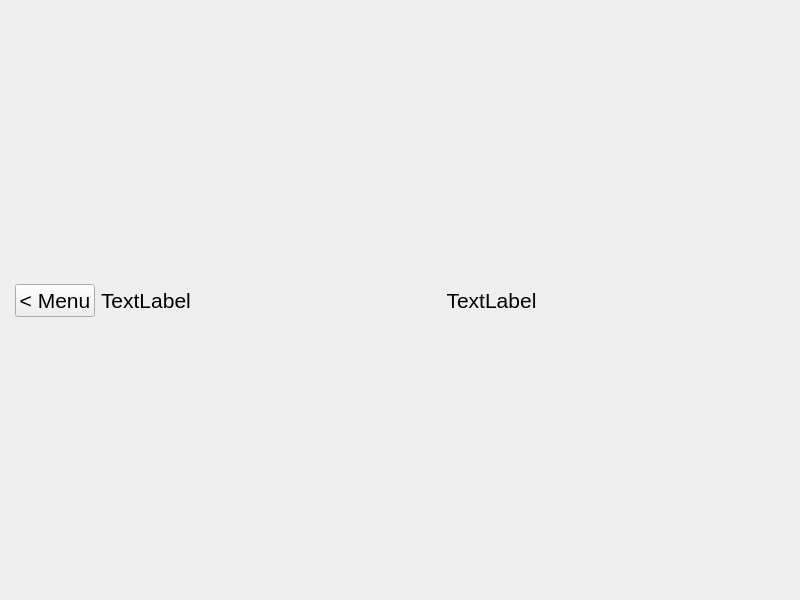
Forbinn/Gomoku, file game.ui: the form before one commit.
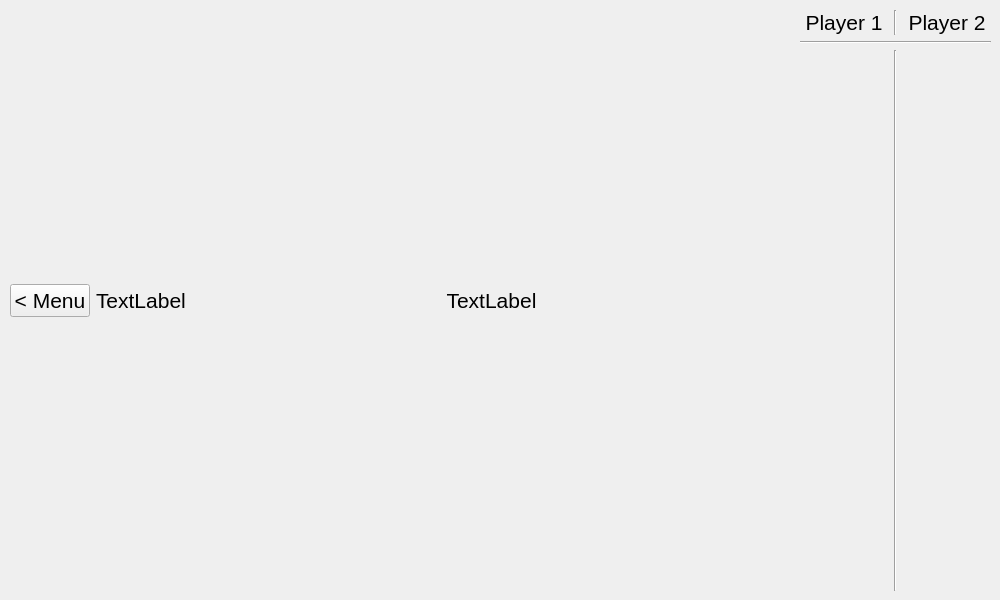
The form after the commit.

Commit message: Game: Display the number of pair the player as currently take

```diff
--- a/game.ui
+++ b/game.ui
@@ -6,7 +6,7 @@
    <rect>
     <x>0</x>
     <y>0</y>
-    <width>800</width>
+    <width>1000</width>
     <height>600</height>
    </rect>
   </property>
@@ -28,9 +28,6 @@
     </rect>
    </property>
    <layout class="QGridLayout" name="gridLayout">
-    <property name="margin">
-     <number>5</number>
-    </property>
     <item row="0" column="2">
      <widget class="QLabel" name="labelPlayerTurn">
       <property name="sizePolicy">
@@ -52,6 +49,13 @@
       </property>
      </widget>
     </item>
+    <item row="0" column="1">
+     <widget class="QLabel" name="iconPlayer">
+      <property name="text">
+       <string>TextLabel</string>
+      </property>
+     </widget>
+    </item>
     <item row="0" column="0">
      <widget class="QPushButton" name="pbMenu">
       <property name="font">
@@ -64,13 +68,402 @@
       </property>
      </widget>
     </item>
+   </layout>
+  </widget>
+  <widget class="QWidget" name="gridLayoutWidget_2">
+   <property name="geometry">
+    <rect>
+     <x>800</x>
+     <y>10</y>
+     <width>191</width>
+     <height>581</height>
+    </rect>
+   </property>
+   <layout class="QGridLayout" name="gridLayout_4">
+    <property name="sizeConstraint">
+     <enum>QLayout::SetNoConstraint</enum>
+    </property>
+    <item row="0" column="2">
+     <widget class="QLabel" name="labelPlayer2">
+      <property name="text">
+       <string>Player 2</string>
+      </property>
+      <property name="alignment">
+       <set>Qt::AlignHCenter|Qt::AlignTop</set>
+      </property>
+     </widget>
+    </item>
     <item row="0" column="1">
-     <widget class="QLabel" name="iconPlayer">
+     <widget class="Line" name="line_3">
+      <property name="orientation">
+       <enum>Qt::Vertical</enum>
+      </property>
+     </widget>
+    </item>
+    <item row="2" column="1">
+     <widget class="Line" name="line_2">
+      <property name="sizePolicy">
+       <sizepolicy hsizetype="Fixed" vsizetype="MinimumExpanding">
+        <horstretch>0</horstretch>
+        <verstretch>0</verstretch>
+       </sizepolicy>
+      </property>
+      <property name="orientation">
+       <enum>Qt::Vertical</enum>
+      </property>
+     </widget>
+    </item>
+    <item row="1" column="0" colspan="3">
+     <widget class="Line" name="line">
+      <property name="orientation">
+       <enum>Qt::Horizontal</enum>
+      </property>
+     </widget>
+    </item>
+    <item row="0" column="0">
+     <widget class="QLabel" name="labelPlayer1">
       <property name="text">
-       <string>TextLabel</string>
+       <string>Player 1</string>
+      </property>
+      <property name="alignment">
+       <set>Qt::AlignHCenter|Qt::AlignTop</set>
       </property>
      </widget>
     </item>
+    <item row="2" column="0">
+     <layout class="QGridLayout" name="gridLayout_3">
+      <item row="2" column="0">
+       <widget class="QLabel" name="coin131">
+        <property name="font">
+         <font>
+          <pointsize>16</pointsize>
+         </font>
+        </property>
+        <property name="text">
+         <string/>
+        </property>
+        <property name="alignment">
+         <set>Qt::AlignCenter</set>
+        </property>
+       </widget>
+      </item>
+      <item row="2" column="1">
+       <widget class="QLabel" name="coin132">
+        <property name="font">
+         <font>
+          <pointsize>16</pointsize>
+         </font>
+        </property>
+        <property name="text">
+         <string/>
+        </property>
+        <property name="alignment">
+         <set>Qt::AlignCenter</set>
+        </property>
+       </widget>
+      </item>
+      <item row="0" column="1">
+       <widget class="QLabel" name="coin112">
+        <property name="font">
+         <font>
+          <pointsize>16</pointsize>
+         </font>
+        </property>
+        <property name="text">
+         <string/>
+        </property>
+        <property name="alignment">
+         <set>Qt::AlignCenter</set>
+        </property>
+       </widget>
+      </item>
+      <item row="5" column="0" colspan="2">
+       <spacer name="verticalSpacer">
+        <property name="orientation">
+         <enum>Qt::Vertical</enum>
+        </property>
+        <property name="sizeHint" stdset="0">
+         <size>
+          <width>20</width>
+          <height>40</height>
+         </size>
+        </property>
+       </spacer>
+      </item>
+      <item row="0" column="0">
+       <widget class="QLabel" name="coin111">
+        <property name="font">
+         <font>
+          <pointsize>16</pointsize>
+         </font>
+        </property>
+        <property name="text">
+         <string/>
+        </property>
+        <property name="alignment">
+         <set>Qt::AlignCenter</set>
+        </property>
+       </widget>
+      </item>
+      <item row="1" column="1">
+       <widget class="QLabel" name="coin122">
+        <property name="font">
+         <font>
+          <pointsize>16</pointsize>
+         </font>
+        </property>
+        <property name="text">
+         <string/>
+        </property>
+        <property name="alignment">
+         <set>Qt::AlignCenter</set>
+        </property>
+       </widget>
+      </item>
+      <item row="4" column="1">
+       <widget class="QLabel" name="coin152">
+        <property name="font">
+         <font>
+          <pointsize>16</pointsize>
+         </font>
+        </property>
+        <property name="text">
+         <string/>
+        </property>
+        <property name="alignment">
+         <set>Qt::AlignCenter</set>
+        </property>
+       </widget>
+      </item>
+      <item row="3" column="1">
+       <widget class="QLabel" name="coin142">
+        <property name="font">
+         <font>
+          <pointsize>16</pointsize>
+         </font>
+        </property>
+        <property name="text">
+         <string/>
+        </property>
+        <property name="alignment">
+         <set>Qt::AlignCenter</set>
+        </property>
+       </widget>
+      </item>
+      <item row="1" column="0">
+       <widget class="QLabel" name="coin121">
+        <property name="font">
+         <font>
+          <pointsize>16</pointsize>
+         </font>
+        </property>
+        <property name="text">
+         <string/>
+        </property>
+        <property name="alignment">
+         <set>Qt::AlignCenter</set>
+        </property>
+       </widget>
+      </item>
+      <item row="3" column="0">
+       <widget class="QLabel" name="coin141">
+        <property name="font">
+         <font>
+          <pointsize>16</pointsize>
+         </font>
+        </property>
+        <property name="text">
+         <string/>
+        </property>
+        <property name="alignment">
+         <set>Qt::AlignCenter</set>
+        </property>
+       </widget>
+      </item>
+      <item row="4" column="0">
+       <widget class="QLabel" name="coin151">
+        <property name="font">
+         <font>
+          <pointsize>16</pointsize>
+         </font>
+        </property>
+        <property name="text">
+         <string/>
+        </property>
+        <property name="alignment">
+         <set>Qt::AlignCenter</set>
+        </property>
+       </widget>
+      </item>
+     </layout>
+    </item>
+    <item row="2" column="2">
+     <layout class="QGridLayout" name="gridLayout_6">
+      <item row="4" column="0">
+       <widget class="QLabel" name="coin251">
+        <property name="font">
+         <font>
+          <pointsize>16</pointsize>
+         </font>
+        </property>
+        <property name="text">
+         <string/>
+        </property>
+        <property name="alignment">
+         <set>Qt::AlignCenter</set>
+        </property>
+       </widget>
+      </item>
+      <item row="2" column="0">
+       <widget class="QLabel" name="coin231">
+        <property name="font">
+         <font>
+          <pointsize>16</pointsize>
+         </font>
+        </property>
+        <property name="text">
+         <string/>
+        </property>
+        <property name="alignment">
+         <set>Qt::AlignCenter</set>
+        </property>
+       </widget>
+      </item>
+      <item row="3" column="0">
+       <widget class="QLabel" name="coin241">
+        <property name="font">
+         <font>
+          <pointsize>16</pointsize>
+         </font>
+        </property>
+        <property name="text">
+         <string/>
+        </property>
+        <property name="alignment">
+         <set>Qt::AlignCenter</set>
+        </property>
+       </widget>
+      </item>
+      <item row="2" column="1">
+       <widget class="QLabel" name="coin232">
+        <property name="font">
+         <font>
+          <pointsize>16</pointsize>
+         </font>
+        </property>
+        <property name="text">
+         <string/>
+        </property>
+        <property name="alignment">
+         <set>Qt::AlignCenter</set>
+        </property>
+       </widget>
+      </item>
+      <item row="0" column="1">
+       <widget class="QLabel" name="coin212">
+        <property name="font">
+         <font>
+          <pointsize>16</pointsize>
+         </font>
+        </property>
+        <property name="text">
+         <string/>
+        </property>
+        <property name="alignment">
+         <set>Qt::AlignCenter</set>
+        </property>
+       </widget>
+      </item>
+      <item row="1" column="0">
+       <widget class="QLabel" name="coin221">
+        <property name="font">
+         <font>
+          <pointsize>16</pointsize>
+         </font>
+        </property>
+        <property name="text">
+         <string/>
+        </property>
+        <property name="alignment">
+         <set>Qt::AlignCenter</set>
+        </property>
+       </widget>
+      </item>
+      <item row="1" column="1">
+       <widget class="QLabel" name="coin222">
+        <property name="font">
+         <font>
+          <pointsize>16</pointsize>
+         </font>
+        </property>
+        <property name="text">
+         <string/>
+        </property>
+        <property name="alignment">
+         <set>Qt::AlignCenter</set>
+        </property>
+       </widget>
+      </item>
+      <item row="5" column="0" colspan="2">
+       <spacer name="verticalSpacer_2">
+        <property name="orientation">
+         <enum>Qt::Vertical</enum>
+        </property>
+        <property name="sizeHint" stdset="0">
+         <size>
+          <width>20</width>
+          <height>40</height>
+         </size>
+        </property>
+       </spacer>
+      </item>
+      <item row="0" column="0">
+       <widget class="QLabel" name="coin211">
+        <property name="font">
+         <font>
+          <pointsize>16</pointsize>
+         </font>
+        </property>
+        <property name="text">
+         <string/>
+        </property>
+        <property name="alignment">
+         <set>Qt::AlignCenter</set>
+        </property>
+       </widget>
+      </item>
+      <item row="3" column="1">
+       <widget class="QLabel" name="coin242">
+        <property name="font">
+         <font>
+          <pointsize>16</pointsize>
+         </font>
+        </property>
+        <property name="text">
+         <string/>
+        </property>
+        <property name="alignment">
+         <set>Qt::AlignCenter</set>
+        </property>
+       </widget>
+      </item>
+      <item row="4" column="1">
+       <widget class="QLabel" name="coin252">
+        <property name="font">
+         <font>
+          <pointsize>16</pointsize>
+         </font>
+        </property>
+        <property name="text">
+         <string/>
+        </property>
+        <property name="alignment">
+         <set>Qt::AlignCenter</set>
+        </property>
+       </widget>
+      </item>
+     </layout>
+    </item>
    </layout>
   </widget>
  </widget>
```
The commit also changes 8 other files.
